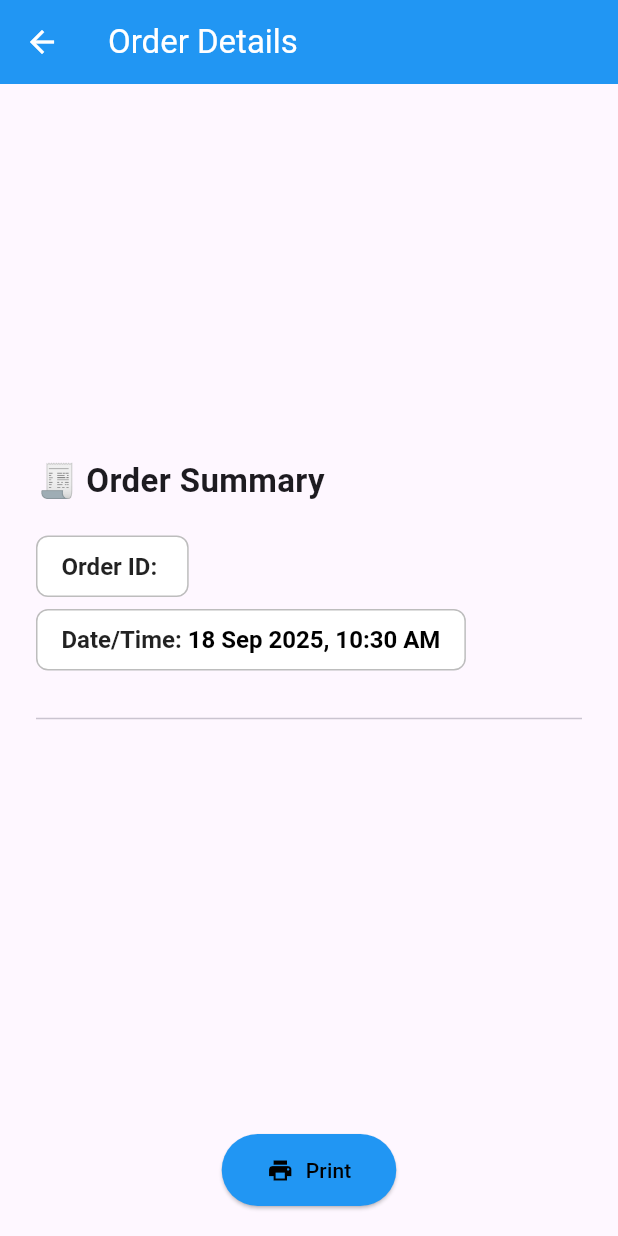
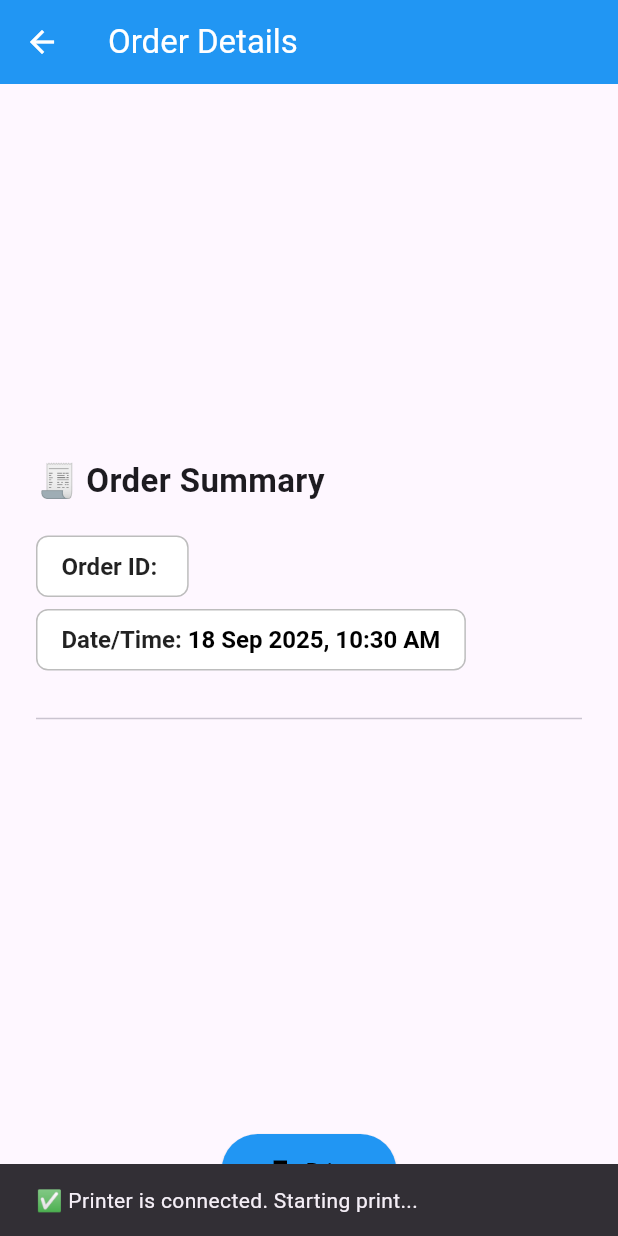
Before and after one commit to saivijayragav/Printout-Shop-Desktop-Application, a Flutter app: the OrderDetailPage screen opened directly with empty values, after a tap on "Print", on a phone screen of 412 x 824 dp. Run offline on Flutter 3.47's test engine with Material 3 defaults, Android fonts, the phone set to English and light mode, and no system bars; our stand-ins replace cloud_firestore, firebase_core, googleapis_auth, printing; missing offline and left inert: cloudflare_r2, dart:ffi, win32; accounts and stored records are empty; project files that could hold a hidden picture were left out.

Commit message:
Fixed the bug while printing

```diff
--- a/lib/pages/order_details_page.dart
+++ b/lib/pages/order_details_page.dart
@@ -1,6 +1,7 @@
 import 'dart:io';
 import 'dart:typed_data';
 import 'package:flutter/material.dart';
+import 'package:flutter/services.dart';
 import 'package:intl/intl.dart';
 import 'package:path_provider/path_provider.dart';
 import 'package:cloud_firestore/cloud_firestore.dart';
@@ -290,18 +291,11 @@ class _OrderDetailPageState extends State<OrderDetailPage> {
                           icon: const Icon(Icons.print, color: Colors.black),
                           label: const Text("Print", style: TextStyle(color: Colors.black)),
                           onPressed: () {
-                            final connected = isPrinterAvailable();
-                            final message = connected
-                                ? "✅ Printer is connected. Starting print..."
-                                : "❌ Printer is not connected.";
-
-                            ScaffoldMessenger.of(context).showSnackBar(
+                              final message = "✅ Printer is connected. Starting print...";
+                              ScaffoldMessenger.of(context).showSnackBar(
                               SnackBar(content: Text(message)),
-                            );
-
-                            if (connected) {
+                              );
                               _downloadAndPrintAll(uniqueFiles);
-                            }
                           },
                           style: ElevatedButton.styleFrom(
                             backgroundColor: Colors.blue,
```
